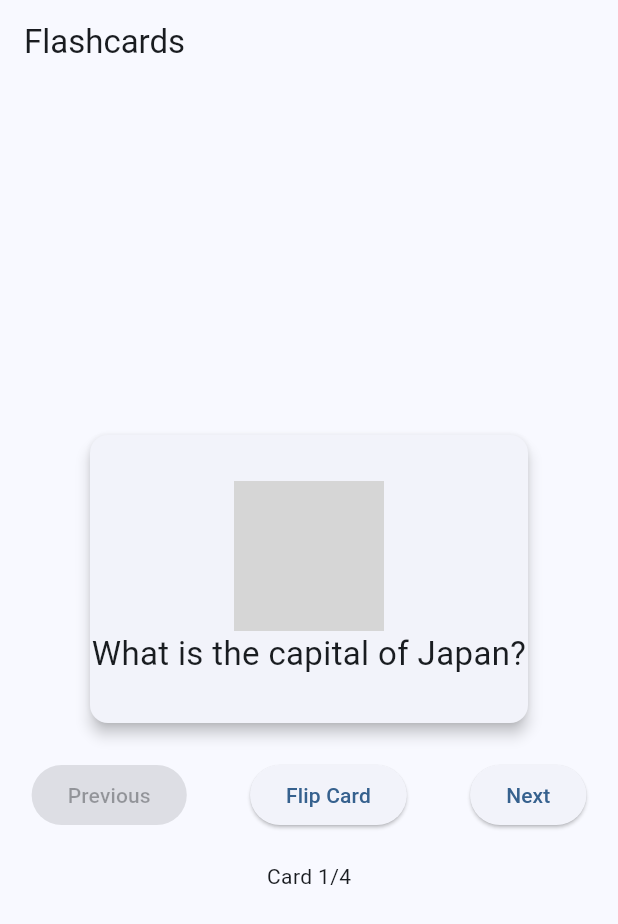
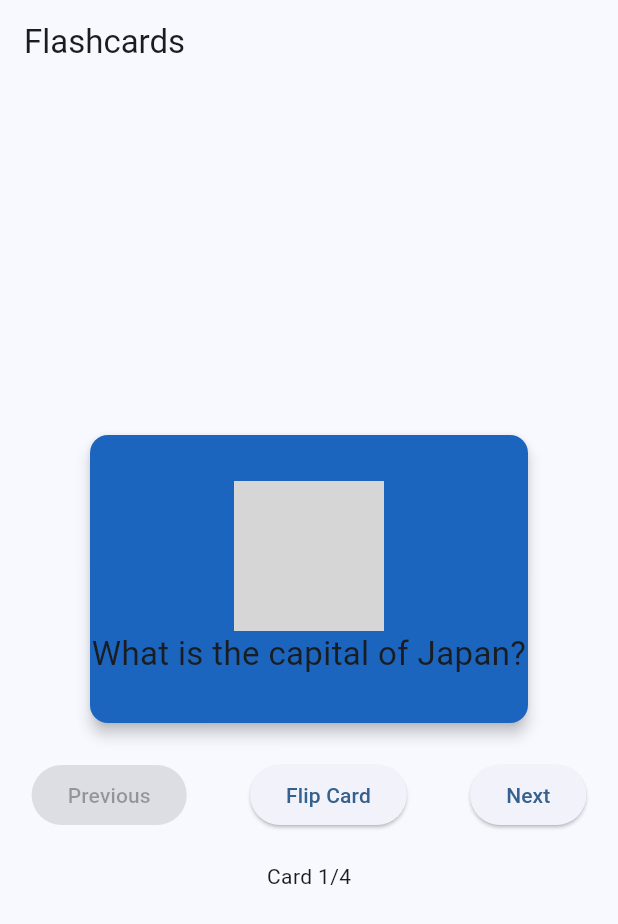
Before and after one commit to ravidorr/flashcard_app, a Flutter app: the screen it shows after launch, on a phone screen of 412 x 824 dp. Shown: the top 924 px of the screen. Run offline on Flutter 3.47's test engine with Material 3 defaults, Android fonts, the phone set to English and light mode, and no system bars; grey boxes are pictures that could not be loaded.

Commit message:
feat: add random color to each flashcard

```diff
--- a/lib/screens/flashcard_screen.dart
+++ b/lib/screens/flashcard_screen.dart
@@ -1,5 +1,6 @@
 import 'package:flutter/material.dart';
 import '../models/flashcard.dart';
+import 'dart:math';
 
 class FlashcardScreen extends StatefulWidget {
   const FlashcardScreen({super.key});
@@ -35,6 +36,16 @@ class _FlashcardScreenState extends State<FlashcardScreen> {
 
   int _currentIndex = 0;
   bool _isFlipped = false;
+  final Random _random = Random();
+
+  Color _getRandomColor() {
+    return Color.fromRGBO(
+      _random.nextInt(256),
+      _random.nextInt(256),
+      _random.nextInt(256),
+      1.0,
+    );
+  }
 
   void _flipCard() {
     setState(() {
@@ -76,6 +87,7 @@ class _FlashcardScreenState extends State<FlashcardScreen> {
               height: 200,
               child: Card(
                 elevation: 4,
+                color: _getRandomColor(),
                 child: Center(
                   child: Column(
                     mainAxisAlignment: MainAxisAlignment.center,
```
